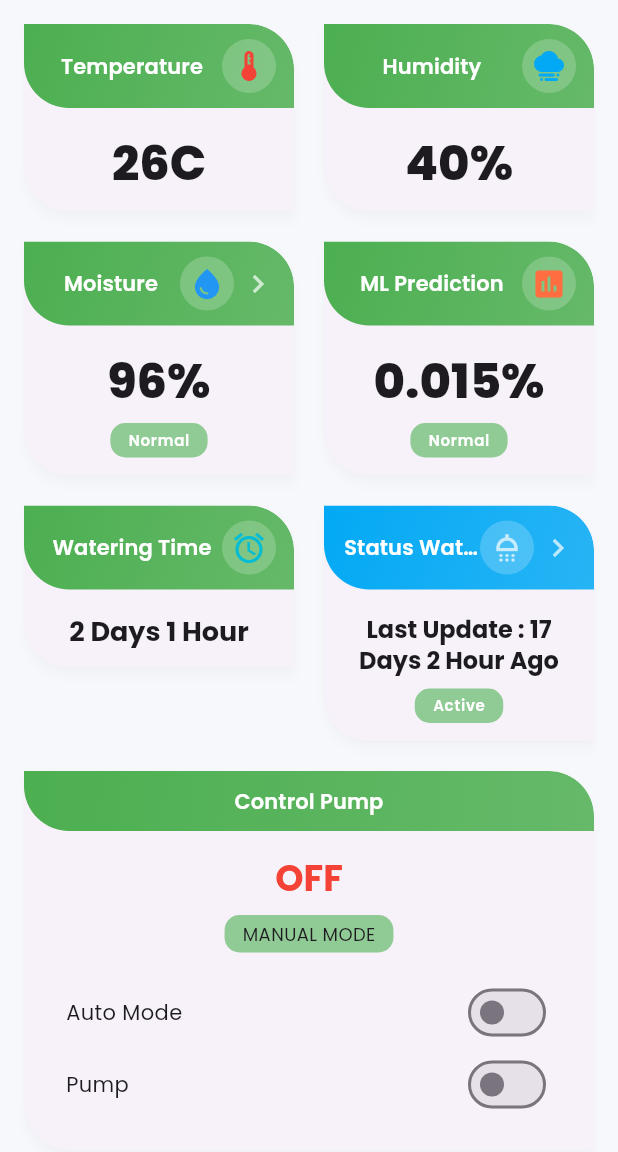
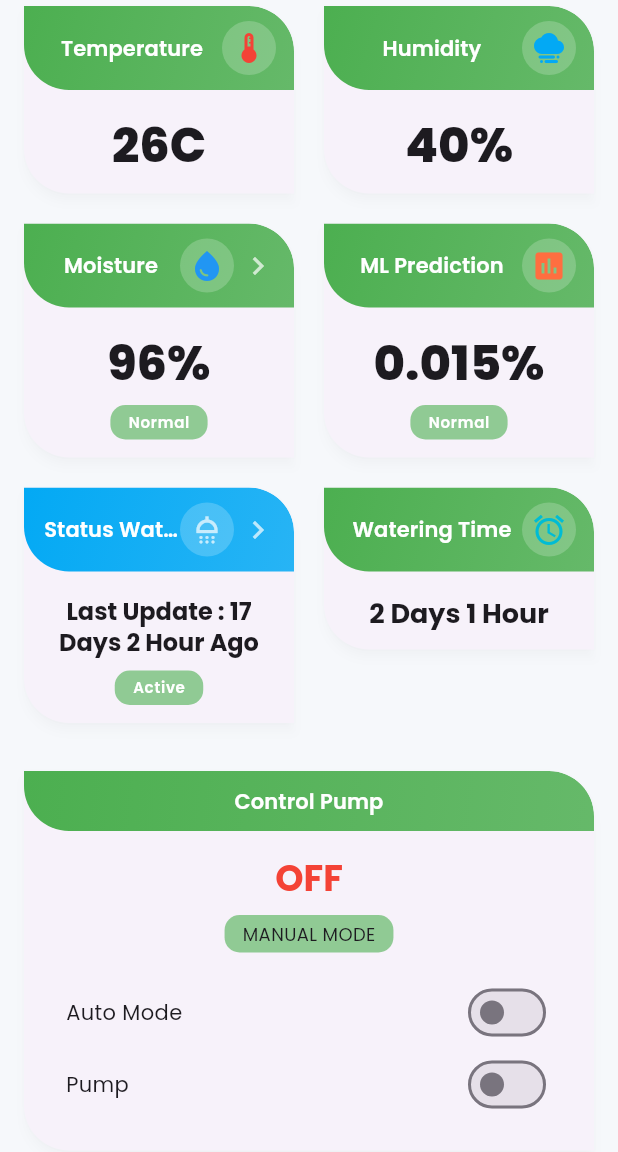
Before and after one commit to iam-Ridho/Smart-plant-flutter, a Flutter app: the screen it shows after launch, on a phone screen of 412 x 824 dp, the part 84-1236 px from its top. Run offline on Flutter 3.47's test engine with Material 3 defaults, Android fonts, the phone set to English and light mode, and no system bars; our stand-ins replace google_fonts.

Commit message:
Change Grid Layout

```diff
--- a/index/lib/main_screen.dart
+++ b/index/lib/main_screen.dart
@@ -39,25 +39,41 @@ class _MobileLayout extends StatelessWidget {
 
   @override
   Widget build(BuildContext context) {
-    return SingleChildScrollView(
-      child: Padding(
-        padding: const EdgeInsets.all(12),
-        child: StaggeredGrid.count(
-          crossAxisCount: 2,
-          mainAxisSpacing: 12,
-          crossAxisSpacing: 12,
-          children: items.map((item) {
-            return StaggeredGridTile.fit(
-              crossAxisCellCount: item.span,
-              child: item.widget,
-            );
-          }).toList(),
+    return CustomScrollView(
+      slivers: [
+
+        SliverPadding(
+          padding: const EdgeInsets.fromLTRB(12, 0, 12, 12),
+          sliver: SliverMasonryGrid(
+            delegate: SliverChildBuilderDelegate(
+                  (context, index) => cards[index],
+              childCount: cards.length,
+            ),
+            gridDelegate: const SliverSimpleGridDelegateWithFixedCrossAxisCount(
+              crossAxisCount: 2,
+            ),
+            mainAxisSpacing: 12,
+            crossAxisSpacing: 12,
+          ),
         ),
-      ),
+
+        SliverPadding(
+          padding: const EdgeInsets.all(12),
+          sliver: SliverList(
+            delegate: SliverChildBuilderDelegate(
+              (context, index) => Padding(
+                padding: const EdgeInsets.only(bottom: 12),
+                child: fullWidthCards[index],
+              ),
+              childCount: fullWidthCards.length,
+            ),
+          ),
+        ),
+
+      ],
     );
   }
 }
-
 
 class _TabletLayout extends StatelessWidget {
   const _TabletLayout({super.key});
--- a/index/lib/widgets/cards/helper/list_card.dart
+++ b/index/lib/widgets/cards/helper/list_card.dart
@@ -17,6 +17,11 @@ final List<Widget> cards = [
   WateringTime(),
 ];
 
+final List<Widget> fullWidthCards = [
+  ControlPump(),
+  AiAnalysis()
+];
+
 final items = [
   DashboardItem(TemperatureCard(), 1),
   DashboardItem(HumidityCard(), 1),
```
